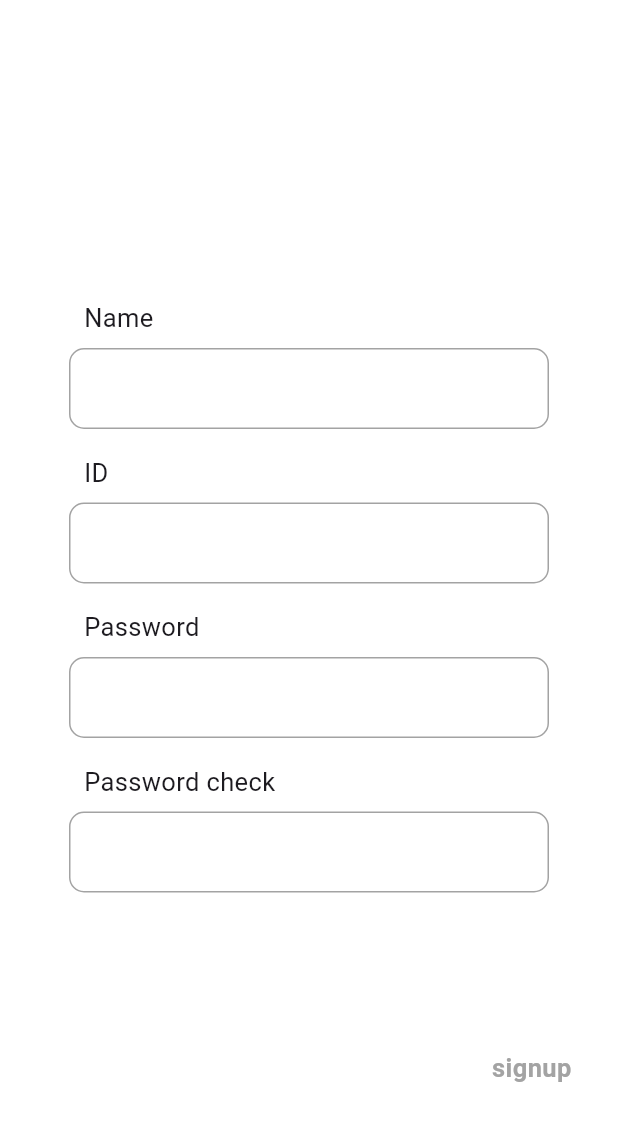
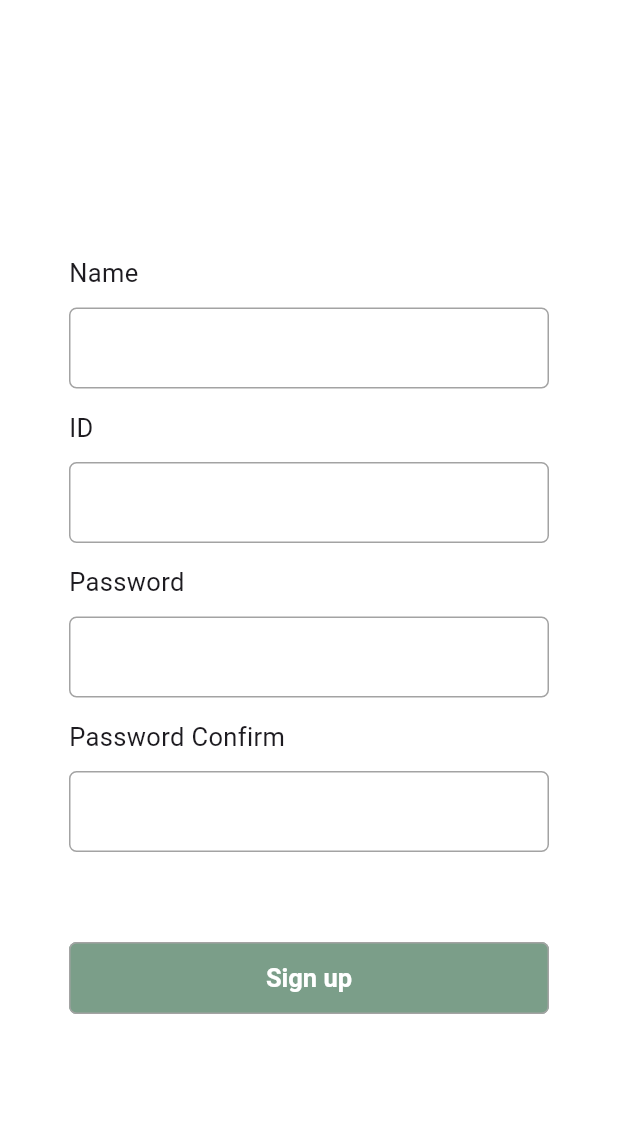
Before and after one commit to yukwangsu/GoogleSolutionChallenge_siren, a Flutter app: the SignupScreen screen opened directly, on a phone screen of 412 x 824 dp. Shown: the top 1121 px of the screen. Run offline on Flutter 3.47's test engine with Material 3 defaults, Android fonts, the phone set to English and light mode, and no system bars; our stand-ins replace speech_to_text.

Commit message:
feat: update signin and signup screen UI

```diff
--- a/lib/screens/signup_screen.dart
+++ b/lib/screens/signup_screen.dart
@@ -1,5 +1,8 @@
 import 'package:flutter/material.dart';
 import 'package:flutter_siren/screens/home_screen.dart';
+import 'package:flutter_siren/widgets/account/input_field.dart';
+import 'package:flutter_siren/widgets/account/input_title.dart';
+import 'package:flutter_siren/widgets/account/next_button.dart';
 
 class SignupScreen extends StatefulWidget {
   const SignupScreen({super.key});
@@ -23,16 +26,26 @@ class _SignupScreen extends State<SignupScreen> {
     if (nameController.text.isNotEmpty &&
         idController.text.isNotEmpty &&
         pwController.text.isNotEmpty &&
-        pwCheckController.text.isNotEmpty) {
-      // call signup api
-      // var result = await SigninService.submitInfo(nameController.text,
+        pwCheckController.text.isNotEmpty &&
+        pwController.text == pwCheckController.text) {
+      // todo: call signup api
+      // var signupResult = await SigninService.submitInfo(nameController.text,
       //     selectedGender, incomeController.text, selectedJob);
-      const result = true;
-      if (result) {
+
+      // todo: call login api
+      // var loginResult = await SigninService.submitInfo(nameController.text,
+      //     selectedGender, incomeController.text, selectedJob);
+
+      // test
+      const signupResult = true;
+      const loginResult = true;
+
+      if (signupResult && loginResult) {
         print('success signup');
-        Navigator.push(
+        Navigator.pushAndRemoveUntil(
           context,
           MaterialPageRoute(builder: (context) => const HomeScreen()),
+          (Route<dynamic> route) => false,
         );
       }
     }
@@ -56,37 +69,23 @@ class _SignupScreen extends State<SignupScreen> {
         child: SingleChildScrollView(
           child: Column(
             children: [
-              // 1. app logo
               const SizedBox(
-                height: 200,
-                // child: Column(
-                //   mainAxisAlignment: MainAxisAlignment.end,
-                //   children: [
-                //     Padding(
-                //       padding: const EdgeInsets.only(left: 35.0),
-                //       child: SvgPicture.asset('assets/icons/logo.svg'),
-                //     ),
-                //     const SizedBox(
-                //       height: 47.0,
-                //     ),
-                //   ],
-                // ),
+                height: 170,
               ),
-              // 2. name, id, pw, pw check
-              SizedBox(
-                height: 500,
-                child: Center(
-                  child: Padding(
+              // 1. name, id, pw, pw check
+              Padding(
                 padding: const EdgeInsets.symmetric(horizontal: 46.0),
                 child: Column(
                   children: [
                     // name
                     Column(
                       children: [
-                            inputTitle('Name'),
-                            textField(nameController),
-                            const SizedBox(
-                              height: 3.0,
+                        const InputTitle(
+                          title: 'Name',
+                        ),
+                        InputField(
+                          inputController: nameController,
+                          isSecret: false,
                         ),
                       ],
                     ),
@@ -96,10 +95,12 @@ class _SignupScreen extends State<SignupScreen> {
                     // ID
                     Column(
                       children: [
-                            inputTitle('ID'),
-                            textField(idController),
-                            const SizedBox(
-                              height: 3.0,
+                        const InputTitle(
+                          title: 'ID',
+                        ),
+                        InputField(
+                          inputController: idController,
+                          isSecret: false,
                         ),
                       ],
                     ),
@@ -109,10 +110,12 @@ class _SignupScreen extends State<SignupScreen> {
                     // Password
                     Column(
                       children: [
-                            inputTitle('Password'),
-                            textField(pwController),
-                            const SizedBox(
-                              height: 3.0,
+                        const InputTitle(
+                          title: 'Password',
+                        ),
+                        InputField(
+                          inputController: pwController,
+                          isSecret: true,
                         ),
                       ],
                     ),
@@ -122,48 +125,26 @@ class _SignupScreen extends State<SignupScreen> {
                     // Password check
                     Column(
                       children: [
-                            inputTitle('Password check'),
-                            textField(pwCheckController),
-                            const SizedBox(
-                              height: 3.0,
+                        const InputTitle(
+                          title: 'Password Confirm',
                         ),
-                          ],
-                        ),
-                      ],
-                    ),
-                  ),
-                ),
-              ),
-              // 3. signup button
-              Row(
-                mainAxisAlignment: MainAxisAlignment.end,
-                children: [
-                  Padding(
-                    padding: const EdgeInsets.only(right: 31.0),
-                    child: GestureDetector(
-                      onTap: () {
-                        //onclick button
-                        onClickSignupButtonHandler();
-                      },
-                      child: Text(
-                        'signup',
-                        style: TextStyle(
-                            fontSize: 17.0,
-                            fontWeight: FontWeight.bold,
-                            color: (nameController.text.isNotEmpty &&
-                                    idController.text.isNotEmpty &&
-                                    pwController.text.isNotEmpty &&
-                                    pwCheckController.text.isNotEmpty &&
-                                    pwController.text == pwCheckController.text)
-                                ? Colors.black
-                                : const Color(0xFFA3A3A3)),
-                      ),
-                    ),
+                        InputField(
+                          inputController: pwCheckController,
+                          isSecret: true,
                         ),
                       ],
                     ),
                     const SizedBox(
-                height: 50.0,
+                      height: 60,
+                    ),
+
+                    // signup button
+                    NextButton(
+                      text: 'Sign up',
+                      onPressed: onClickSignupButtonHandler,
+                    )
+                  ],
+                ),
               ),
             ],
           ),
@@ -171,40 +152,4 @@ class _SignupScreen extends State<SignupScreen> {
       ),
     );
   }
-
-  Widget inputTitle(String title) {
-    return Padding(
-      padding: const EdgeInsets.only(bottom: 8.0, left: 10.0),
-      child: Row(
-        children: [
-          Text(
-            title,
-            style: const TextStyle(fontSize: 17.0),
-          )
-        ],
-      ),
-    );
 }
-
-  Widget textField(TextEditingController controller) {
-    return TextField(
-      controller: controller,
-      cursorColor: const Color(0xFFA3A3A3), // 커서 색상 설정
-      decoration: InputDecoration(
-          enabledBorder: OutlineInputBorder(
-            borderRadius: BorderRadius.circular(10), // 둥근 테두리 설정
-            borderSide: const BorderSide(color: Color(0xFFA3A3A3)), // 기본 테두리 색상
-          ),
-          focusedBorder: OutlineInputBorder(
-            borderRadius: BorderRadius.circular(10), // 둥근 테두리 유지
-            borderSide:
-                const BorderSide(color: Color(0xFFA3A3A3)), // 포커스 상태에서도 같은 색 유지
-          ),
-          contentPadding: const EdgeInsets.symmetric(
-            vertical: 15.0,
-            horizontal: 15.0,
-          ) //글자와 textfield 사이에 padding
-          ),
-    );
-  }
-}
--- /dev/null
+++ b/lib/widgets/account/input_field.dart
@@ -0,0 +1,35 @@
+import 'package:flutter/material.dart';
+
+class InputField extends StatelessWidget {
+  final TextEditingController inputController;
+  final bool isSecret;
+
+  const InputField({
+    super.key,
+    required this.inputController,
+    required this.isSecret,
+  });
+
+  @override
+  Widget build(BuildContext context) {
+    return TextField(
+      controller: inputController,
+      obscureText: isSecret,
+      cursorColor: const Color(0xFFA3A3A3),
+      decoration: InputDecoration(
+        enabledBorder: OutlineInputBorder(
+          borderRadius: BorderRadius.circular(5),
+          borderSide: const BorderSide(color: Color(0xFFA3A3A3)),
+        ),
+        focusedBorder: OutlineInputBorder(
+          borderRadius: BorderRadius.circular(5),
+          borderSide: const BorderSide(color: Color(0xFFA3A3A3)),
+        ),
+        contentPadding: const EdgeInsets.symmetric(
+          vertical: 15.0,
+          horizontal: 15.0,
+        ),
+      ),
+    );
+  }
+}
--- /dev/null
+++ b/lib/widgets/account/input_title.dart
@@ -0,0 +1,25 @@
+import 'package:flutter/material.dart';
+
+class InputTitle extends StatelessWidget {
+  final String title;
+
+  const InputTitle({
+    super.key,
+    required this.title,
+  });
+
+  @override
+  Widget build(BuildContext context) {
+    return Padding(
+      padding: const EdgeInsets.only(bottom: 11.0),
+      child: Row(
+        children: [
+          Text(
+            title,
+            style: const TextStyle(fontSize: 17.0),
+          )
+        ],
+      ),
+    );
+  }
+}
--- /dev/null
+++ b/lib/widgets/account/next_button.dart
@@ -0,0 +1,39 @@
+import 'package:flutter/material.dart';
+
+class NextButton extends StatelessWidget {
+  final String text;
+  final VoidCallback onPressed;
+
+  const NextButton({
+    super.key,
+    required this.text,
+    required this.onPressed,
+  });
+
+  @override
+  Widget build(BuildContext context) {
+    return SizedBox(
+      width: double.infinity,
+      child: ElevatedButton(
+        onPressed: onPressed,
+        style: ElevatedButton.styleFrom(
+          padding: const EdgeInsets.symmetric(vertical: 14),
+          textStyle: const TextStyle(
+            fontSize: 17,
+            fontWeight: FontWeight.bold,
+          ),
+          backgroundColor: const Color(0xFF7b9e89),
+          foregroundColor: Colors.white,
+          elevation: 0,
+          side: const BorderSide(color: Color(0xFFA3A3A3), width: 1),
+          shape: RoundedRectangleBorder(
+            borderRadius: BorderRadius.circular(5), // radius 5
+          ),
+        ),
+        child: Text(
+          text,
+        ),
+      ),
+    );
+  }
+}
```
Also changed, not shown: lib/screens/login_screen.dart (+32 -96 lines), lib/screens/splash_screen.dart (+6 -5 lines). Lines whose indentation alone changed are shown as unchanged.
